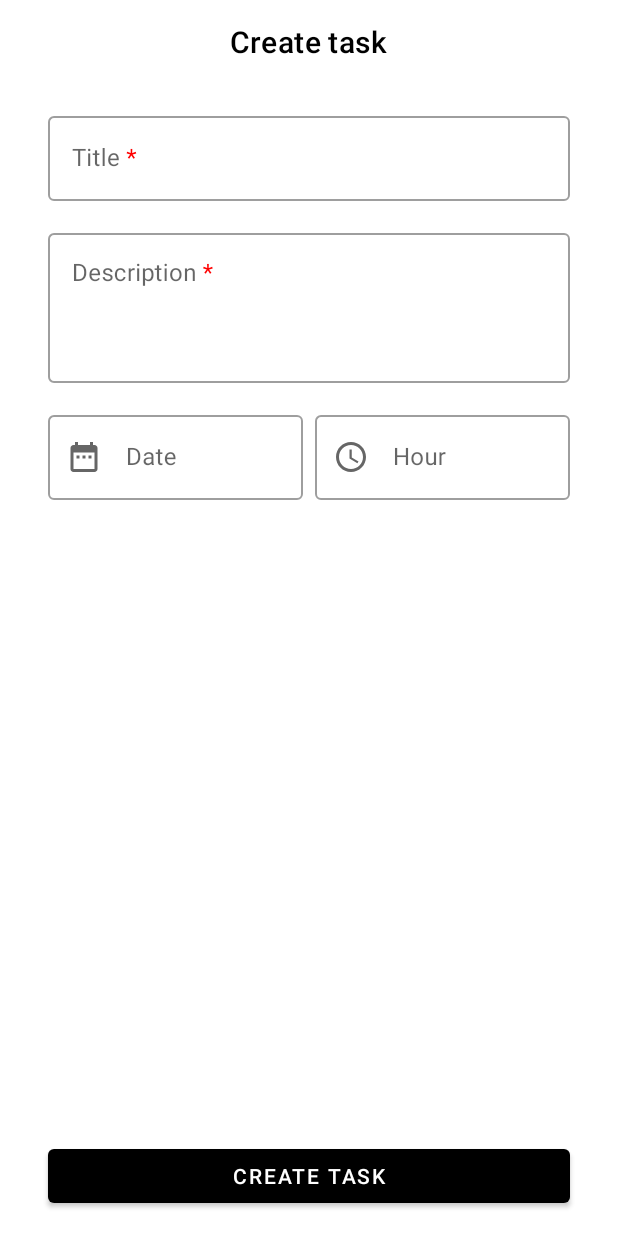
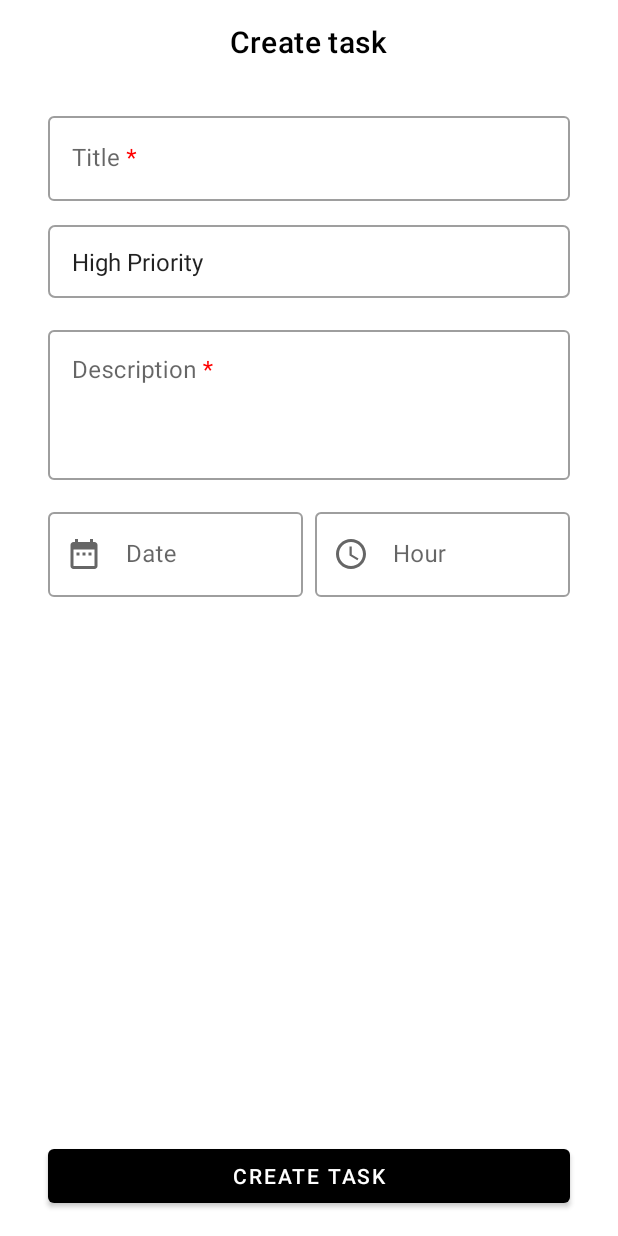
Before and after one commit to EduardoMaxwell/ToDoList, an Android app: the screen it shows after launch (MainActivity), after a tap on "Add new task", on a phone screen of 412 x 824 dp. Run offline under Robolectric (Android 15) with nearby library versions, the phone set to English and light mode, and no system bars; our stand-ins replace Room's generated code.

Commit message:
feature: added undo deleted task with swipe. feature: added priority options for tasks

```diff
--- a/app/build.gradle
+++ b/app/build.gradle
@@ -16,8 +16,8 @@ android {
         applicationId "br.com.eduardomaxwell.todolist"
         minSdkVersion 21
         targetSdkVersion 31
-        versionCode 1
-        versionName "1.0"
+        versionCode 2
+        versionName "1.1"
 
         testInstrumentationRunner "androidx.test.runner.AndroidJUnitRunner"
     }
--- a/app/src/main/java/br/com/eduardomaxwell/todolist/data/datasource/TaskRoomDatabase.kt
+++ b/app/src/main/java/br/com/eduardomaxwell/todolist/data/datasource/TaskRoomDatabase.kt
@@ -4,12 +4,15 @@ import android.content.Context
 import androidx.room.Database
 import androidx.room.Room
 import androidx.room.RoomDatabase
+import androidx.room.TypeConverters
 import androidx.sqlite.db.SupportSQLiteDatabase
+import br.com.eduardomaxwell.todolist.data.converter.Converter
 import br.com.eduardomaxwell.todolist.data.model.Task
 import kotlinx.coroutines.CoroutineScope
 import kotlinx.coroutines.launch
 
 @Database(entities = [Task::class], version = 1, exportSchema = false)
+@TypeConverters(Converter::class)
 abstract class TaskRoomDatabase : RoomDatabase() {
 
     abstract fun taskDao(): TaskDao
--- a/app/src/main/java/br/com/eduardomaxwell/todolist/data/model/Task.kt
+++ b/app/src/main/java/br/com/eduardomaxwell/todolist/data/model/Task.kt
@@ -8,7 +8,7 @@ import kotlinx.parcelize.Parcelize
 
 @Entity(tableName = "tb_task")
 @Parcelize
-class Task(
+data class Task(
     @PrimaryKey(autoGenerate = true)
     val id: Int = 0,
     @ColumnInfo(name = "title")
@@ -18,7 +18,9 @@ class Task(
     @ColumnInfo(name = "date")
     val taskDate: String? = null,
     @ColumnInfo(name = "hour")
-    val taskHour: String? = null
+    val taskHour: String? = null,
+    @ColumnInfo(name = "priority")
+    val priority: Priority
 ) : Parcelable {
 
 
--- /dev/null
+++ b/app/src/main/res/drawable/custom_input.xml
@@ -0,0 +1,20 @@
+<?xml version="1.0" encoding="utf-8"?>
+<selector xmlns:android="http://schemas.android.com/apk/res/android">
+
+    <item android:state_enabled="true" android:state_focused="true">
+        <shape android:shape="rectangle">
+            <solid android:color="@color/white"/>
+            <stroke android:width="1dp" android:color="@color/purple_700"/>
+            <corners android:radius="5dp"/>
+        </shape>
+    </item>
+
+    <item android:state_enabled="true">
+        <shape android:shape="rectangle">
+            <solid android:color="@color/white"/>
+            <stroke android:width="1dp" android:color="@color/lightGray"/>
+            <corners android:radius="4dp"/>
+        </shape>
+    </item>
+
+</selector>
--- a/app/src/main/res/layout/fragment_add_task.xml
+++ b/app/src/main/res/layout/fragment_add_task.xml
@@ -47,6 +47,22 @@
 
     </com.google.android.material.textfield.TextInputLayout>
 
+    <Spinner
+        android:id="@+id/priorityColor"
+        style="@style/Widget.MaterialComponents.TextInputLayout.OutlinedBox"
+        android:layout_width="0dp"
+        android:layout_height="wrap_content"
+        android:layout_marginTop="16dp"
+        android:background="@drawable/custom_input"
+        android:entries="@array/priorities"
+        android:paddingStart="8dp"
+        android:paddingTop="13dp"
+        android:paddingEnd="8dp"
+        android:paddingBottom="13dp"
+        app:layout_constraintEnd_toEndOf="@id/guidEnd"
+        app:layout_constraintStart_toStartOf="@id/guidStart"
+        app:layout_constraintTop_toBottomOf="@id/edtTitle" />
+
     <com.google.android.material.textfield.TextInputLayout
         android:id="@+id/edtDescription"
         style="@style/Widget.MaterialComponents.TextInputLayout.OutlinedBox"
@@ -56,7 +72,7 @@
         android:hint="@string/edt_description_hint"
         app:layout_constraintEnd_toEndOf="@id/guidEnd"
         app:layout_constraintStart_toStartOf="@id/guidStart"
-        app:layout_constraintTop_toBottomOf="@id/edtTitle">
+        app:layout_constraintTop_toBottomOf="@id/priorityColor">
 
         <com.google.android.material.textfield.TextInputEditText
             android:layout_width="match_parent"
--- a/app/src/main/res/values/colors.xml
+++ b/app/src/main/res/values/colors.xml
@@ -7,4 +7,9 @@
     <color name="teal_700">#FF018786</color>
     <color name="black">#FF000000</color>
     <color name="white">#FFFFFFFF</color>
+    <color name="lightGray">#9F9F9F</color>
+
+    <color name="high_priority">#F44242</color>
+    <color name="medium_priority">#F8E565</color>
+    <color name="low_priority">#3FDD23</color>
 </resources>
--- a/app/src/main/res/values/strings.xml
+++ b/app/src/main/res/values/strings.xml
@@ -15,6 +15,12 @@
     <string name="edt_date_hint">Date</string>
     <string name="edt_hour_hint">Hour</string>
 
+    <string-array name="priorities">
+        <item>High Priority</item>
+        <item>Medium Priority</item>
+        <item>Low Priority</item>
+    </string-array>
+
     <string name="title_label_detail">Title:  </string>
     <string name="description_label_detail">Description:  </string>
 
@@ -31,4 +37,5 @@
     <string name="image_clock_content">Image clock</string>
     <string name="image_calendar_content">Image calendar</string>
     <string name="made_by_edu">Made by Eduardo Maxwell</string>
+    <string name="undo_snackbar">Undo</string>
 </resources>
```
Also changed, not shown: app/src/main/java/br/com/eduardomaxwell/todolist/data/converter/Converter.kt (added, +16 -0 lines), app/src/main/java/br/com/eduardomaxwell/todolist/data/model/Priority.kt (added, +7 -0 lines), app/src/main/java/br/com/eduardomaxwell/todolist/ui/adapter/TaskAdapter.kt (+17 -3 lines), app/src/main/java/br/com/eduardomaxwell/todolist/ui/addtask/AddTaskFragment.kt (+17 -4 lines), app/src/main/java/br/com/eduardomaxwell/todolist/ui/listtask/TaskListFragment.kt (+21 -5 lines), app/src/main/java/br/com/eduardomaxwell/todolist/ui/viewmodel/SharedViewModel.kt (added, +56 -0 lines), app/src/main/java/br/com/eduardomaxwell/todolist/ui/viewmodel/TaskViewModel.kt (+15 -8 lines), app/src/main/res/layout/item_task.xml (+9 -2 lines), app/src/main/res/layout/new_item_task.xml (added, +63 -0 lines).
